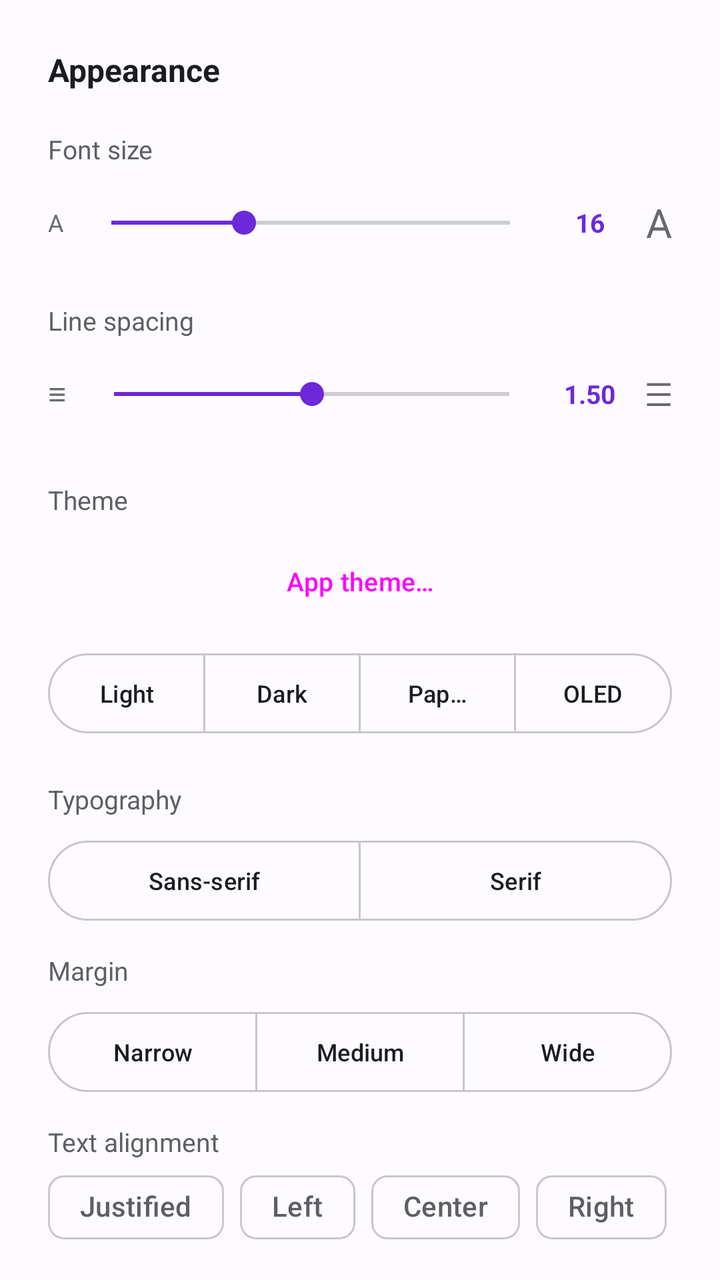
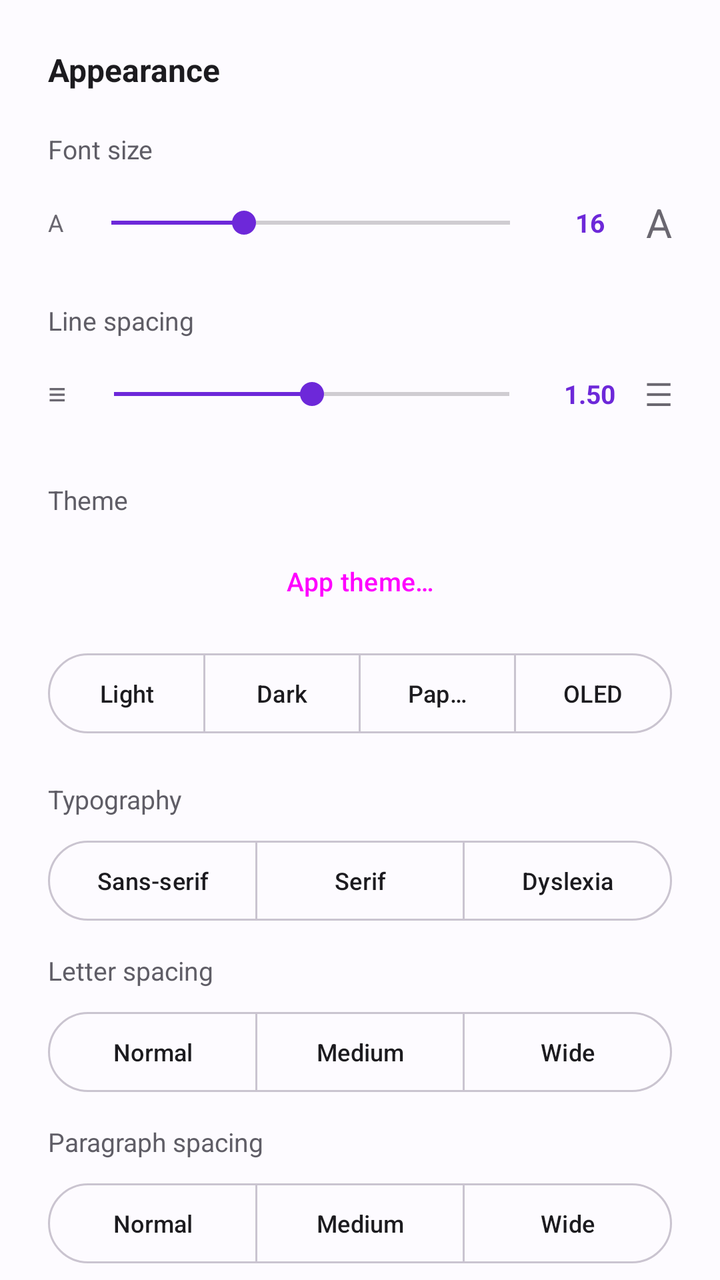

An Android layout rendered at two revisions. The XML below is the earlier revision; the diff shows what the commit changed to produce the second picture.
<!-- AndroidManifest.xml: application theme AppTheme -->
<!-- res/layout/bottom_sheet_aparencia.xml -->
<?xml version="1.0" encoding="utf-8"?>
<androidx.core.widget.NestedScrollView
    xmlns:android="http://schemas.android.com/apk/res/android"
    xmlns:app="http://schemas.android.com/apk/res-auto"
    android:layout_width="match_parent"
    android:layout_height="wrap_content"
    android:background="@color/color_surface">

<LinearLayout
    android:layout_width="match_parent"
    android:layout_height="wrap_content"
    android:orientation="vertical"
    android:padding="24dp">

    <TextView
        android:layout_width="wrap_content"
        android:layout_height="wrap_content"
        android:text="@string/titulo_aparencia"
        android:textSize="16sp"
        android:textStyle="bold"
        android:textColor="@color/color_on_surface"
        android:layout_marginBottom="20dp"/>

    
    <TextView
        android:layout_width="wrap_content"
        android:layout_height="wrap_content"
        android:text="@string/label_tamanho_fonte"
        android:textSize="13sp"
        android:textColor="@color/color_on_surface_muted"
        android:layout_marginBottom="4dp"/>

    <LinearLayout
        android:layout_width="match_parent"
        android:layout_height="wrap_content"
        android:orientation="horizontal"
        android:gravity="center_vertical"
        android:layout_marginBottom="16dp">

        <TextView
            android:layout_width="wrap_content"
            android:layout_height="wrap_content"
            android:text="A"
            android:textSize="12sp"
            android:textColor="@color/color_on_surface_dim"
            android:layout_marginEnd="8dp"
            android:importantForAccessibility="no"/>

        <SeekBar
            android:id="@+id/seekBarFonte"
            android:contentDescription="@string/label_tamanho_fonte"
            android:layout_width="0dp"
            android:layout_height="wrap_content"
            android:layout_weight="1"
            android:max="24"
            android:progress="8"/>

        <TextView
            android:id="@+id/tvFonteValor"
            android:layout_width="wrap_content"
            android:layout_height="wrap_content"
            android:minWidth="48dp"
            android:minHeight="48dp"
            android:gravity="center"
            android:text="16"
            android:textSize="13sp"
            android:textColor="?attr/colorPrimary"
            android:textStyle="bold"
            android:paddingHorizontal="8dp"
            android:clickable="true"
            android:focusable="true"
            android:background="?attr/selectableItemBackground"/>

        <TextView
            android:layout_width="wrap_content"
            android:layout_height="wrap_content"
            android:text="A"
            android:textSize="20sp"
            android:textColor="@color/color_on_surface_dim"
            android:layout_marginStart="4dp"
            android:importantForAccessibility="no"/>
    </LinearLayout>

    
    <TextView
        android:layout_width="wrap_content"
        android:layout_height="wrap_content"
        android:text="@string/label_espacamento_linhas"
        android:textSize="13sp"
        android:textColor="@color/color_on_surface_muted"
        android:layout_marginBottom="4dp"/>

    <LinearLayout
        android:layout_width="match_parent"
        android:layout_height="wrap_content"
        android:orientation="horizontal"
        android:gravity="center_vertical"
        android:layout_marginBottom="20dp">

        <TextView
            android:layout_width="wrap_content"
            android:layout_height="wrap_content"
            android:text="≡"
            android:textSize="16sp"
            android:textColor="@color/color_on_surface_dim"
            android:layout_marginEnd="8dp"
            android:importantForAccessibility="no"/>

        <SeekBar
            android:id="@+id/seekBarEspacamento"
            android:contentDescription="@string/label_espacamento_linhas"
            android:layout_width="0dp"
            android:layout_height="wrap_content"
            android:layout_weight="1"
            android:max="20"
            android:progress="10"/>

        <TextView
            android:id="@+id/tvEspacamentoValor"
            android:layout_width="wrap_content"
            android:layout_height="wrap_content"
            android:minWidth="48dp"
            android:minHeight="48dp"
            android:gravity="center"
            android:text="1.50"
            android:textSize="13sp"
            android:textColor="?attr/colorPrimary"
            android:textStyle="bold"
            android:paddingHorizontal="8dp"
            android:clickable="true"
            android:focusable="true"
            android:background="?attr/selectableItemBackground"/>

        <TextView
            android:layout_width="wrap_content"
            android:layout_height="wrap_content"
            android:text="☰"
            android:textSize="16sp"
            android:textColor="@color/color_on_surface_dim"
            android:layout_marginStart="4dp"
            android:importantForAccessibility="no"/>
    </LinearLayout>

    
    <TextView
        android:layout_width="wrap_content"
        android:layout_height="wrap_content"
        android:text="@string/label_tema"
        android:textSize="13sp"
        android:textColor="@color/color_on_surface_muted"
        android:layout_marginBottom="8dp"/>

    <Button
        android:id="@+id/btnTemaDoApp"
        style="@style/Widget.Material3.Button.OutlinedButton"
        android:layout_width="match_parent"
        android:layout_height="wrap_content"
        android:minHeight="48dp"
        android:layout_marginBottom="8dp"
        android:text="@string/tema_do_app"
        android:textAllCaps="false"
        android:textSize="13sp"/>

    <com.google.android.material.button.MaterialButtonToggleGroup
        android:id="@+id/grupoTemaLeitura"
        android:layout_width="match_parent"
        android:layout_height="wrap_content"
        android:orientation="horizontal"
        app:singleSelection="true"
        app:selectionRequired="true"
        android:layout_marginBottom="8dp">

        <com.google.android.material.button.MaterialButton
            android:id="@+id/btnTemaClaro"
            android:layout_width="0dp"
            android:layout_height="wrap_content"
            android:minHeight="48dp"
            android:layout_weight="1"
            android:text="@string/btn_tema_claro"
            android:textSize="12sp"
            style="@style/Widget.Material3.Button.OutlinedButton"/>

        <com.google.android.material.button.MaterialButton
            android:id="@+id/btnTemaEscuro"
            android:layout_width="0dp"
            android:layout_height="wrap_content"
            android:minHeight="48dp"
            android:layout_weight="1"
            android:text="@string/btn_tema_escuro"
            android:textSize="12sp"
            style="@style/Widget.Material3.Button.OutlinedButton"/>

        <com.google.android.material.button.MaterialButton
            android:id="@+id/btnTemaSepia"
            android:layout_width="0dp"
            android:layout_height="wrap_content"
            android:minHeight="48dp"
            android:layout_weight="1"
            android:text="@string/btn_tema_sepia"
            android:textSize="12sp"
            style="@style/Widget.Material3.Button.OutlinedButton"/>

        <com.google.android.material.button.MaterialButton
            android:id="@+id/btnTemaOled"
            android:layout_width="0dp"
            android:layout_height="wrap_content"
            android:minHeight="48dp"
            android:layout_weight="1"
            android:text="@string/btn_tema_oled"
            android:textSize="12sp"
            style="@style/Widget.Material3.Button.OutlinedButton"/>
    </com.google.android.material.button.MaterialButtonToggleGroup>

    
    <TextView
        android:layout_width="wrap_content"
        android:layout_height="wrap_content"
        android:text="@string/label_tipografia"
        android:textSize="13sp"
        android:textColor="@color/color_on_surface_muted"
        android:layout_marginTop="12dp"
        android:layout_marginBottom="8dp"/>

    <com.google.android.material.button.MaterialButtonToggleGroup
        android:id="@+id/grupoFonte"
        android:layout_width="match_parent"
        android:layout_height="wrap_content"
        android:orientation="horizontal"
        app:singleSelection="true"
        app:selectionRequired="true"
        android:layout_marginBottom="8dp">

        <com.google.android.material.button.MaterialButton
            android:id="@+id/btnFontePadrao"
            android:layout_width="0dp"
            android:layout_height="wrap_content"
            android:minHeight="48dp"
            android:layout_weight="1"
            android:text="@string/btn_fonte_padrao"
            android:textSize="12sp"
            style="@style/Widget.Material3.Button.OutlinedButton"/>

        <com.google.android.material.button.MaterialButton
            android:id="@+id/btnFonteSerifada"
            android:layout_width="0dp"
            android:layout_height="wrap_content"
            android:minHeight="48dp"
            android:layout_weight="1"
            android:text="@string/btn_fonte_serifada"
            android:textSize="12sp"
            style="@style/Widget.Material3.Button.OutlinedButton"/>
    </com.google.android.material.button.MaterialButtonToggleGroup>

    
    <TextView
        android:layout_width="wrap_content"
        android:layout_height="wrap_content"
        android:text="@string/label_margem"
        android:textSize="13sp"
        android:textColor="@color/color_on_surface_muted"
        android:layout_marginTop="4dp"
        android:layout_marginBottom="8dp"/>

    <com.google.android.material.button.MaterialButtonToggleGroup
        android:id="@+id/grupoMargem"
        android:layout_width="match_parent"
        android:layout_height="wrap_content"
        android:orientation="horizontal"
        app:singleSelection="true"
        app:selectionRequired="true"
        android:layout_marginBottom="8dp">

        <com.google.android.material.button.MaterialButton
            android:id="@+id/btnMargemEstreita"
            android:layout_width="0dp"
            android:layout_height="wrap_content"
            android:minHeight="48dp"
            android:layout_weight="1"
            android:text="@string/btn_margem_estreita"
            android:textSize="12sp"
            style="@style/Widget.Material3.Button.OutlinedButton"/>

        <com.google.android.material.button.MaterialButton
            android:id="@+id/btnMargemMedia"
            android:layout_width="0dp"
            android:layout_height="wrap_content"
            android:minHeight="48dp"
            android:layout_weight="1"
            android:text="@string/btn_margem_media"
            android:textSize="12sp"
            style="@style/Widget.Material3.Button.OutlinedButton"/>

        <com.google.android.material.button.MaterialButton
            android:id="@+id/btnMargemLarga"
            android:layout_width="0dp"
            android:layout_height="wrap_content"
            android:minHeight="48dp"
            android:layout_weight="1"
            android:text="@string/btn_margem_larga"
            android:textSize="12sp"
            style="@style/Widget.Material3.Button.OutlinedButton"/>
    </com.google.android.material.button.MaterialButtonToggleGroup>

    
    <TextView
        android:layout_width="wrap_content"
        android:layout_height="wrap_content"
        android:text="@string/label_alinhamento"
        android:textSize="13sp"
        android:textColor="@color/color_on_surface_muted"
        android:layout_marginTop="4dp"/>

    <com.google.android.material.chip.ChipGroup
        android:id="@+id/chipsAlinhamento"
        android:layout_width="match_parent"
        android:layout_height="wrap_content"
        android:layout_marginBottom="8dp"
        app:singleSelection="true"
        app:selectionRequired="true">

        <com.google.android.material.chip.Chip
            android:id="@+id/chipAlinhJustificado"
            style="@style/Widget.Material3.Chip.Filter"
            android:layout_width="wrap_content"
            android:layout_height="wrap_content"
            android:text="@string/alinhamento_justificado"/>

        <com.google.android.material.chip.Chip
            android:id="@+id/chipAlinhEsquerda"
            style="@style/Widget.Material3.Chip.Filter"
            android:layout_width="wrap_content"
            android:layout_height="wrap_content"
            android:text="@string/alinhamento_esquerda"/>

        <com.google.android.material.chip.Chip
            android:id="@+id/chipAlinhCentro"
            style="@style/Widget.Material3.Chip.Filter"
            android:layout_width="wrap_content"
            android:layout_height="wrap_content"
            android:text="@string/alinhamento_centro"/>

        <com.google.android.material.chip.Chip
            android:id="@+id/chipAlinhDireita"
            style="@style/Widget.Material3.Chip.Filter"
            android:layout_width="wrap_content"
            android:layout_height="wrap_content"
            android:text="@string/alinhamento_direita"/>
    </com.google.android.material.chip.ChipGroup>

    <TextView
        android:id="@+id/tvAlinhamentoDica"
        android:layout_width="match_parent"
        android:layout_height="wrap_content"
        android:layout_marginBottom="8dp"
        android:text="@string/alinhamento_justificado_dica"
        android:textColor="@color/color_on_surface_medium"
        android:textSize="12sp"
        android:visibility="gone"/>

    
    <TextView
        android:layout_width="wrap_content"
        android:layout_height="wrap_content"
        android:text="@string/label_rolagem"
        android:textSize="13sp"
        android:textColor="@color/color_on_surface_muted"
        android:layout_marginTop="4dp"
        android:layout_marginBottom="8dp"/>

    <com.google.android.material.button.MaterialButtonToggleGroup
        android:id="@+id/grupoRolagem"
        android:layout_width="match_parent"
        android:layout_height="wrap_content"
        android:orientation="horizontal"
        app:singleSelection="true"
        app:selectionRequired="true"
        android:layout_marginBottom="8dp">

        <com.google.android.material.button.MaterialButton
            android:id="@+id/btnRolagemVertical"
            android:layout_width="0dp"
            android:layout_height="wrap_content"
            android:minHeight="48dp"
            android:layout_weight="1"
            android:text="@string/btn_rolagem_vertical"
            android:textSize="12sp"
            style="@style/Widget.Material3.Button.OutlinedButton"/>

        <com.google.android.material.button.MaterialButton
            android:id="@+id/btnRolagemHorizontal"
            android:layout_width="0dp"
            android:layout_height="wrap_content"
            android:minHeight="48dp"
            android:layout_weight="1"
            android:text="@string/btn_rolagem_horizontal"
            android:textSize="12sp"
            style="@style/Widget.Material3.Button.OutlinedButton"/>
    </com.google.android.material.button.MaterialButtonToggleGroup>

    
    <TextView
        android:layout_width="wrap_content"
        android:layout_height="wrap_content"
        android:text="@string/label_brilho"
        android:textSize="13sp"
        android:textColor="@color/color_on_surface_muted"
        android:layout_marginTop="12dp"
        android:layout_marginBottom="4dp"/>

    <LinearLayout
        android:layout_width="match_parent"
        android:layout_height="wrap_content"
        android:orientation="horizontal"
        android:gravity="center_vertical">

        <TextView
            android:layout_width="wrap_content"
            android:layout_height="wrap_content"
            android:text="☾"
            android:textSize="14sp"
            android:textColor="@color/color_on_surface_dim"
            android:layout_marginEnd="8dp"
            android:importantForAccessibility="no"/>

        <SeekBar
            android:id="@+id/seekBarBrilho"
            android:contentDescription="@string/label_brilho"
            android:layout_width="0dp"
            android:layout_height="wrap_content"
            android:layout_weight="1"
            android:max="100"
            android:progress="100"/>

        <TextView
            android:id="@+id/tvBrilhoValor"
            android:layout_width="wrap_content"
            android:layout_height="wrap_content"
            android:minWidth="48dp"
            android:minHeight="48dp"
            android:gravity="center"
            android:text="100%"
            android:textSize="13sp"
            android:textColor="?attr/colorPrimary"
            android:textStyle="bold"
            android:paddingHorizontal="8dp"
            android:clickable="true"
            android:focusable="true"
            android:background="?attr/selectableItemBackground"/>

        <TextView
            android:layout_width="wrap_content"
            android:layout_height="wrap_content"
            android:text="☀"
            android:textSize="14sp"
            android:textColor="@color/color_on_surface_dim"
            android:layout_marginStart="4dp"
            android:importantForAccessibility="no"/>
    </LinearLayout>

    
    <com.google.android.material.materialswitch.MaterialSwitch
        android:id="@+id/swManterTelaLigada"
        android:layout_width="match_parent"
        android:layout_height="wrap_content"
        android:layout_marginTop="12dp"
        android:minHeight="48dp"
        android:text="@string/reader_manter_tela_ligada"
        android:textSize="14sp"
        android:textColor="@color/color_on_surface"/>

</LinearLayout>

</androidx.core.widget.NestedScrollView>
<!-- resources referenced by this layout -->
<resources>
  <string name="alinhamento_centro">Center</string>
  <string name="alinhamento_direita">Right</string>
  <string name="alinhamento_esquerda">Left</string>
  <string name="alinhamento_justificado">Justified</string>
  <string name="alinhamento_justificado_dica">Justified text makes text selection imprecise (an Android limitation). To select passages, use Left.</string>
  <string name="btn_fonte_padrao">Sans-serif</string>
  <string name="btn_fonte_serifada">Serif</string>
  <string name="btn_margem_estreita">Narrow</string>
  <string name="btn_margem_larga">Wide</string>
  <string name="btn_margem_media">Medium</string>
  <string name="btn_rolagem_horizontal">Horizontal (pages)</string>
  <string name="btn_rolagem_vertical">Vertical</string>
  <string name="btn_tema_claro">Light</string>
  <string name="btn_tema_escuro">Dark</string>
  <string name="btn_tema_oled">OLED</string>
  <string name="btn_tema_sepia">Paper</string>
  <string name="label_alinhamento">Text alignment</string>
  <string name="label_brilho">Brightness</string>
  <string name="label_espacamento_linhas">Line spacing</string>
  <string name="label_margem">Margin</string>
  <string name="label_rolagem">Scrolling</string>
  <string name="label_tamanho_fonte">Font size</string>
  <string name="label_tema">Theme</string>
  <string name="label_tipografia">Typography</string>
  <string name="reader_manter_tela_ligada">Keep screen on</string>
  <string name="tema_do_app">App theme…</string>
  <string name="titulo_aparencia">Appearance</string>
  <style name="LylyTransicao">
          <item name="android:activityOpenEnterAnimation">@anim/fade_in</item>
          <item name="android:activityOpenExitAnimation">@anim/fade_out</item>
          <item name="android:activityCloseEnterAnimation">@anim/fade_in</item>
          <item name="android:activityCloseExitAnimation">@anim/fade_out</item>
      </style>
  <style name="LylyFolhaDialogo" parent="ThemeOverlay.Material3.BottomSheetDialog">
          <item name="bottomSheetStyle">@style/LylyFolha</item>
      </style>
  <style name="LylyFolha" parent="Widget.Material3.BottomSheet.Modal">
          <item name="behavior_skipCollapsed">true</item>
      </style>
  <!-- unchanged entries left out for length: 1 -->
</resources>

<!-- the commit's change to res/layout/bottom_sheet_aparencia.xml (unified diff, before → after) -->
@@ -249,6 +249,117 @@
             android:text="@string/btn_fonte_serifada"
             android:textSize="12sp"
             style="@style/Widget.Material3.Button.OutlinedButton"/>
+
+        <com.google.android.material.button.MaterialButton
+            android:id="@+id/btnFonteDislexia"
+            android:layout_width="0dp"
+            android:layout_height="wrap_content"
+            android:minHeight="48dp"
+            android:layout_weight="1"
+            android:text="@string/btn_fonte_dislexia"
+            android:contentDescription="@string/cd_fonte_dislexia"
+            android:textSize="12sp"
+            style="@style/Widget.Material3.Button.OutlinedButton"/>
+    </com.google.android.material.button.MaterialButtonToggleGroup>
+
+    
+    <TextView
+        android:layout_width="wrap_content"
+        android:layout_height="wrap_content"
+        android:text="@string/label_espaco_letras"
+        android:textSize="13sp"
+        android:textColor="@color/color_on_surface_muted"
+        android:layout_marginTop="4dp"
+        android:layout_marginBottom="8dp"/>
+
+    <com.google.android.material.button.MaterialButtonToggleGroup
+        android:id="@+id/grupoEspacoLetras"
+        android:layout_width="match_parent"
+        android:layout_height="wrap_content"
+        android:orientation="horizontal"
+        app:singleSelection="true"
+        app:selectionRequired="true"
+        android:layout_marginBottom="8dp">
+
+        <com.google.android.material.button.MaterialButton
+            android:id="@+id/btnEspacoLetrasNormal"
+            android:layout_width="0dp"
+            android:layout_height="wrap_content"
+            android:minHeight="48dp"
+            android:layout_weight="1"
+            android:text="@string/btn_espaco_normal"
+            android:textSize="12sp"
+            style="@style/Widget.Material3.Button.OutlinedButton"/>
+
+        <com.google.android.material.button.MaterialButton
+            android:id="@+id/btnEspacoLetrasMedio"
+            android:layout_width="0dp"
+            android:layout_height="wrap_content"
+            android:minHeight="48dp"
+            android:layout_weight="1"
+            android:text="@string/btn_espaco_medio"
+            android:textSize="12sp"
+            style="@style/Widget.Material3.Button.OutlinedButton"/>
+
+        <com.google.android.material.button.MaterialButton
+            android:id="@+id/btnEspacoLetrasLargo"
+            android:layout_width="0dp"
+            android:layout_height="wrap_content"
+            android:minHeight="48dp"
+            android:layout_weight="1"
+            android:text="@string/btn_espaco_largo"
+            android:textSize="12sp"
+            style="@style/Widget.Material3.Button.OutlinedButton"/>
+    </com.google.android.material.button.MaterialButtonToggleGroup>
+
+    
+    <TextView
+        android:layout_width="wrap_content"
+        android:layout_height="wrap_content"
+        android:text="@string/label_espaco_paragrafos"
+        android:textSize="13sp"
+        android:textColor="@color/color_on_surface_muted"
+        android:layout_marginTop="4dp"
+        android:layout_marginBottom="8dp"/>
+
+    <com.google.android.material.button.MaterialButtonToggleGroup
+        android:id="@+id/grupoEspacoParagrafos"
+        android:layout_width="match_parent"
+        android:layout_height="wrap_content"
+        android:orientation="horizontal"
+        app:singleSelection="true"
+        app:selectionRequired="true"
+        android:layout_marginBottom="8dp">
+
+        <com.google.android.material.button.MaterialButton
+            android:id="@+id/btnEspacoParagrafosNormal"
+            android:layout_width="0dp"
+            android:layout_height="wrap_content"
+            android:minHeight="48dp"
+            android:layout_weight="1"
+            android:text="@string/btn_espaco_normal"
+            android:textSize="12sp"
+            style="@style/Widget.Material3.Button.OutlinedButton"/>
+
+        <com.google.android.material.button.MaterialButton
+            android:id="@+id/btnEspacoParagrafosMedio"
+            android:layout_width="0dp"
+            android:layout_height="wrap_content"
+            android:minHeight="48dp"
+            android:layout_weight="1"
+            android:text="@string/btn_espaco_medio"
+            android:textSize="12sp"
+            style="@style/Widget.Material3.Button.OutlinedButton"/>
+
+        <com.google.android.material.button.MaterialButton
+            android:id="@+id/btnEspacoParagrafosLargo"
+            android:layout_width="0dp"
+            android:layout_height="wrap_content"
+            android:minHeight="48dp"
+            android:layout_weight="1"
+            android:text="@string/btn_espaco_largo"
+            android:textSize="12sp"
+            style="@style/Widget.Material3.Button.OutlinedButton"/>
     </com.google.android.material.button.MaterialButtonToggleGroup>
 
     
<!-- resource entries referenced after the edit -->
@@ -5,6 +5,10 @@
   <string name="alinhamento_esquerda">Left</string>
   <string name="alinhamento_justificado">Justified</string>
   <string name="alinhamento_justificado_dica">Justified text makes text selection imprecise (an Android limitation). To select passages, use Left.</string>
+  <string name="btn_espaco_largo">Wide</string>
+  <string name="btn_espaco_medio">Medium</string>
+  <string name="btn_espaco_normal">Normal</string>
+  <string name="btn_fonte_dislexia">Dyslexia</string>
   <string name="btn_fonte_padrao">Sans-serif</string>
   <string name="btn_fonte_serifada">Serif</string>
   <string name="btn_margem_estreita">Narrow</string>
@@ -16,9 +20,12 @@
   <string name="btn_tema_escuro">Dark</string>
   <string name="btn_tema_oled">OLED</string>
   <string name="btn_tema_sepia">Paper</string>
+  <string name="cd_fonte_dislexia">Dyslexia, OpenDyslexic font</string>
   <string name="label_alinhamento">Text alignment</string>
   <string name="label_brilho">Brightness</string>
   <string name="label_espacamento_linhas">Line spacing</string>
+  <string name="label_espaco_letras">Letter spacing</string>
+  <string name="label_espaco_paragrafos">Paragraph spacing</string>
   <string name="label_margem">Margin</string>
   <string name="label_rolagem">Scrolling</string>
   <string name="label_tamanho_fonte">Font size</string>
